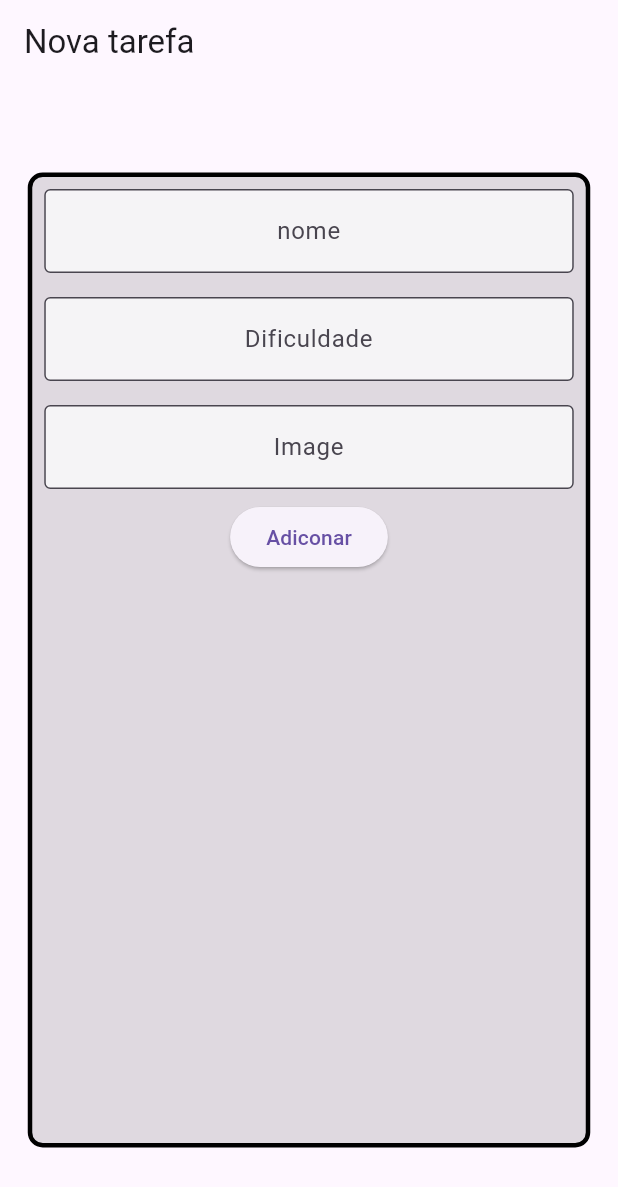
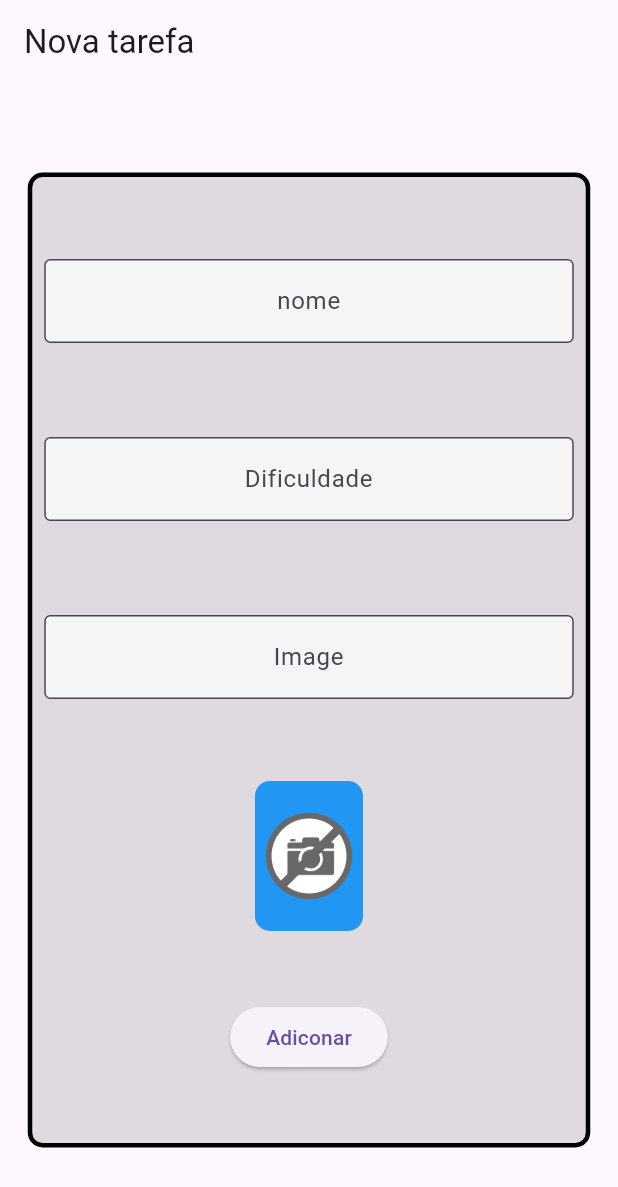
Before and after one commit to dudurb17/Flutter--Controller--navega--o-e-estados, a Flutter app: the screen it shows after launch, on a phone screen of 412 x 824 dp. Shown: the top 1187 px of the screen. Run offline on Flutter 3.47's test engine with Material 3 defaults, Android fonts, the phone set to English and light mode, and no system bars; network calls fail.

```diff
--- a/lib/screens/form_screen.dart
+++ b/lib/screens/form_screen.dart
@@ -27,6 +27,8 @@ class _FormScreenState extends State<FormScreen> {
           height: 650,
           width: 375,
           child: Column(
+            mainAxisAlignment: MainAxisAlignment.spaceEvenly,
+            crossAxisAlignment: CrossAxisAlignment.center,
             children: [
               Padding(
                 padding: const EdgeInsets.all(8.0),
@@ -57,6 +59,9 @@ class _FormScreenState extends State<FormScreen> {
               Padding(
                 padding: const EdgeInsets.all(8.0),
                 child: TextFormField(
+                  onChanged: (text) {
+                    setState(() {});
+                  },
                   controller: imageController,
                   textAlign: TextAlign.center,
                   decoration: const InputDecoration(
@@ -64,6 +69,26 @@ class _FormScreenState extends State<FormScreen> {
                     hintText: "Image",
                     fillColor: Colors.white70,
                     filled: true,
+                  ),
+                ),
+              ),
+              Container(
+                height: 100,
+                width: 72,
+                decoration: BoxDecoration(
+                  color: Colors.blue,
+                  borderRadius: BorderRadius.circular(10),
+                  border: Border.all(width: 2, color: Colors.blue),
+                ),
+                child: ClipRRect(
+                  borderRadius: BorderRadius.circular(10),
+                  child: Image.network(
+                    imageController.text,
+                    errorBuilder: (BuildContext context, Object exception,
+                        StackTrace? stackTrace) {
+                      return Image.asset("assets/images/nophoto.png");
+                    },
+                    fit: BoxFit.cover,
                   ),
                 ),
               ),
--- a/pubspec.yaml
+++ b/pubspec.yaml
@@ -3,7 +3,7 @@ description: A new Flutter project.
 
 # The following line prevents the package from being accidentally published to
 # pub.dev using `flutter pub publish`. This is preferred for private packages.
-publish_to: 'none' # Remove this line if you wish to publish to pub.dev
+publish_to: "none" # Remove this line if you wish to publish to pub.dev
 
 # The following defines the version and build number for your application.
 # A version number is three numbers separated by dots, like 1.2.43
@@ -30,7 +30,6 @@ dependencies:
   flutter:
     sdk: flutter
 
-
   # The following adds the Cupertino Icons font to your application.
   # Use with the CupertinoIcons class for iOS style icons.
   cupertino_icons: ^1.0.2
@@ -51,7 +50,6 @@ dev_dependencies:
 
 # The following section is specific to Flutter packages.
 flutter:
-
   # The following line ensures that the Material Icons font is
   # included with your application, so that you can use the icons in
   # the material Icons class.
```
Also changed, not shown: assets/images/nophoto.png (added).
